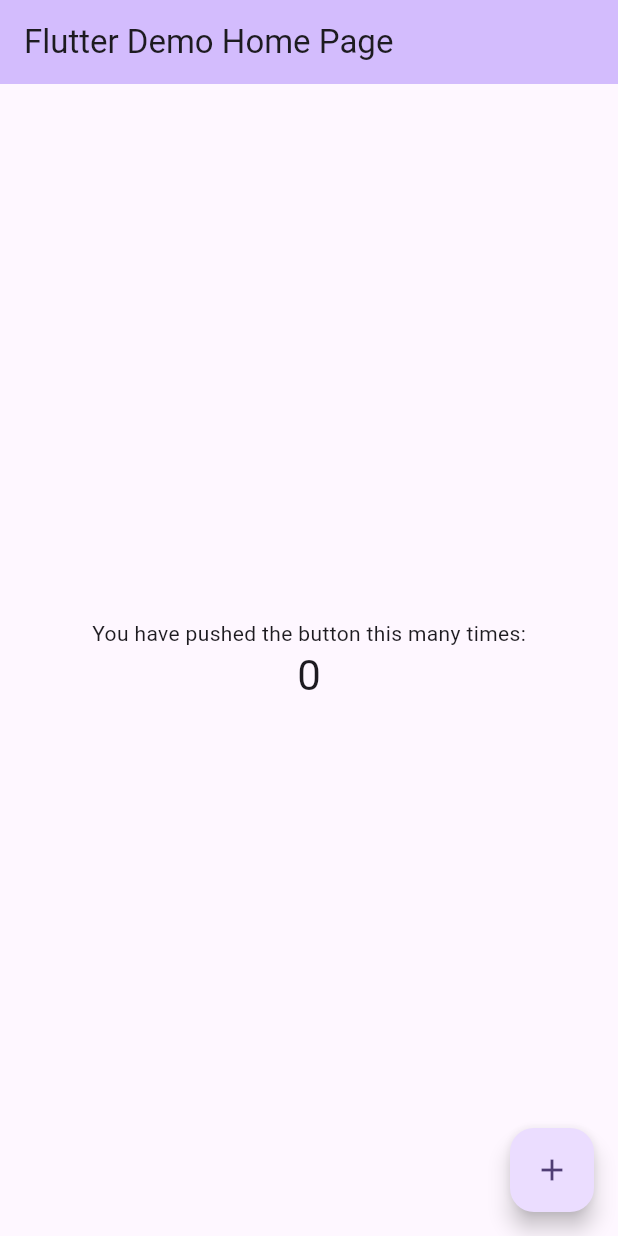
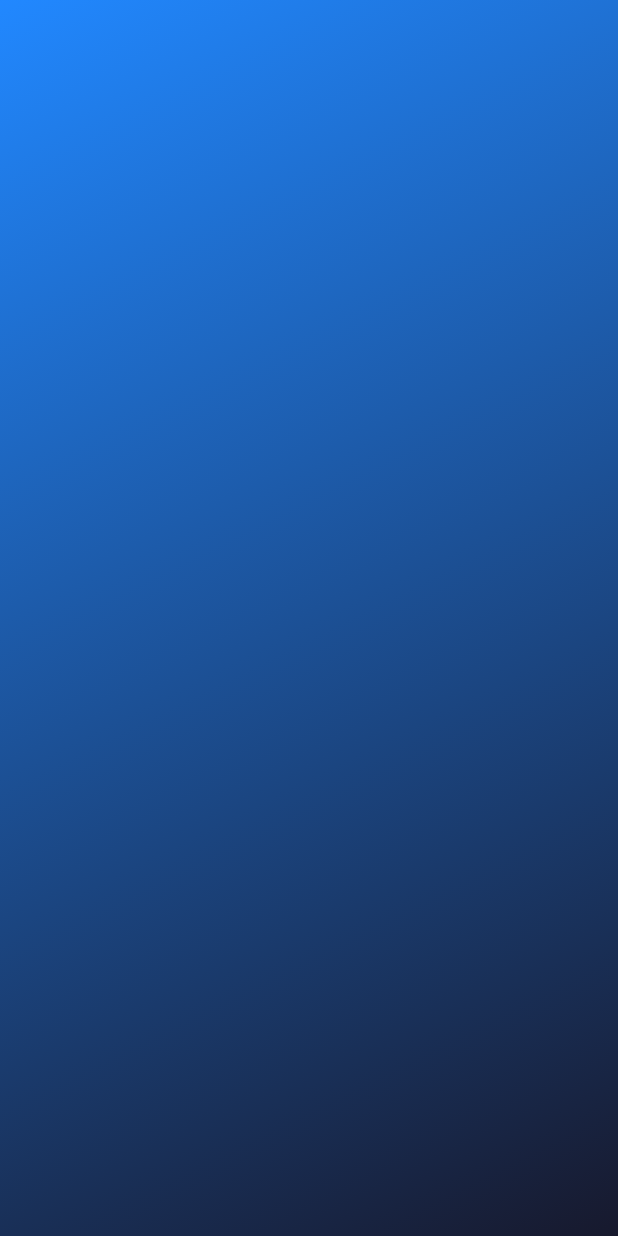
Before and after one commit to tganzerli/Mobile-Software-Engineer, a Flutter app: the screen it shows after launch, on a phone screen of 412 x 824 dp. Run offline on Flutter 3.47's test engine with Material 3 defaults, Android fonts, the phone set to English and light mode, and no system bars; our stand-ins replace dio; missing offline and left inert: auto_injector.

Commit message:
feat: start a view component and the splash page

```diff
--- /dev/null
+++ b/lib/app/app_widget_prod.dart
@@ -0,0 +1,21 @@
+import 'package:flutter/material.dart';
+
+import '../ui/ui.dart';
+import 'start_config_prod.dart';
+import 'view/splash/splash_page.dart';
+
+class AppWidget extends StatelessWidget {
+  const AppWidget({super.key});
+
+  @override
+  Widget build(BuildContext context) {
+    return MaterialApp(
+      debugShowCheckedModeBanner: false,
+      builder: StartConfig.instance,
+      theme: lightTheme(context),
+      routes: {
+        '/': (context) => const SplashPage(),
+      },
+    );
+  }
+}
--- /dev/null
+++ b/lib/app/start_config_prod.dart
@@ -0,0 +1,42 @@
+import 'package:flutter/material.dart';
+
+import '../ui/ui.dart';
+
+class StartConfig extends StatefulWidget {
+  final Widget? child;
+
+  const StartConfig({super.key, this.child});
+
+  static StartConfig instance(BuildContext context, Widget? child) {
+    return StartConfig(child: child);
+  }
+
+  @override
+  State<StartConfig> createState() => _StartConfigState();
+}
+
+class _StartConfigState extends State<StartConfig> {
+  Future<void> addInterceptors() async {}
+
+  @override
+  void initState() {
+    super.initState();
+    addInterceptors();
+  }
+
+  @override
+  Widget build(BuildContext context) {
+    final colors = UiColors.of(context);
+    return widget.child ??
+        Container(
+          height: MediaQuery.of(context).size.height,
+          width: MediaQuery.of(context).size.width,
+          decoration: BoxDecoration(
+              gradient: LinearGradient(
+            begin: Alignment.topLeft,
+            end: Alignment.bottomRight,
+            colors: [colors.primary, colors.secondary],
+          )),
+        );
+  }
+}
--- /dev/null
+++ b/lib/app/view/splash/splash_constants.dart
@@ -0,0 +1,10 @@
+class SplashTextConstants {
+  static InternetBlockSplashTextConstants internetBlock =
+      InternetBlockSplashTextConstants();
+}
+
+class InternetBlockSplashTextConstants {
+  String title = 'Erro ao conectar';
+  String subTitle = 'Não conseguimos detectar uma conexão com a internet.';
+  String buttonLabel = 'Tentar novamente';
+}
--- /dev/null
+++ b/lib/app/view/splash/splash_page.dart
@@ -0,0 +1,66 @@
+import 'package:flutter/material.dart';
+import 'package:mobile_software_engineer/injector.dart';
+import 'package:mobile_software_engineer/ui/ui.dart';
+
+import 'splash_view_model.dart';
+import 'splash_states.dart';
+import 'widget/internet_block_widget.dart';
+
+class SplashPage extends StatefulWidget {
+  const SplashPage({super.key});
+
+  @override
+  State<SplashPage> createState() => _SplashPageState();
+}
+
+class _SplashPageState extends State<SplashPage> {
+  final controller = injector.get<SplashViewModels>();
+
+  void listener() {
+    SplashState state = controller.state;
+    if (state is SplashInternetBlock) {
+      InternetBlockSplashWidget(
+        context,
+        retryFunc: controller.initEvent,
+      );
+    }
+    if (state is SplashSuccess) {
+      // Go to Menu
+    }
+  }
+
+  @override
+  void initState() {
+    super.initState();
+    controller.initEvent();
+    controller.addListener(listener);
+  }
+
+  @override
+  void dispose() {
+    controller.removeListener(listener);
+    super.dispose();
+  }
+
+  @override
+  void didChangeDependencies() {
+    super.didChangeDependencies();
+  }
+
+  @override
+  Widget build(BuildContext context) {
+    final size = MediaQuery.of(context).size;
+    final colors = UiColors.of(context);
+
+    return Container(
+      height: size.height,
+      width: size.width,
+      decoration: BoxDecoration(
+          gradient: LinearGradient(
+        begin: Alignment.topLeft,
+        end: Alignment.bottomRight,
+        colors: [colors.primary, colors.secondary],
+      )),
+    );
+  }
+}
--- /dev/null
+++ b/lib/app/view/splash/splash_states.dart
@@ -0,0 +1,19 @@
+import 'package:mobile_software_engineer/core/core.dart';
+
+abstract class SplashState implements ViewState {
+  SplashState();
+
+  SplashInternetBlock internetBlock() {
+    return SplashInternetBlock();
+  }
+
+  SplashSuccess success() {
+    return SplashSuccess();
+  }
+}
+
+final class SplashInitial extends SplashState {}
+
+final class SplashInternetBlock extends SplashState {}
+
+final class SplashSuccess extends SplashState {}
--- /dev/null
+++ b/lib/app/view/splash/splash_view_model.dart
@@ -0,0 +1,25 @@
+import 'package:mobile_software_engineer/app/features/check_internet/domain/usecases/check_internet_usecase.dart';
+import 'package:mobile_software_engineer/core/core.dart';
+
+import 'splash_states.dart';
+
+class SplashViewModels extends ViewModel<SplashState> {
+  final CheckInternetUseCase checkInternetUseCase;
+  SplashViewModels({
+    required this.checkInternetUseCase,
+  }) : super(SplashInitial());
+
+  Future<void> initEvent() async {
+    await Future.delayed(const Duration(seconds: 2));
+    final checkInternet = await checkInternetUseCase();
+
+    checkInternet.fold(
+      (internetException) {
+        emit(state.internetBlock());
+      },
+      (hasInternet) {
+        emit(state.success());
+      },
+    );
+  }
+}
--- a/lib/injector.dart
+++ b/lib/injector.dart
@@ -2,6 +2,7 @@ import 'package:auto_injector/auto_injector.dart';
 
 import 'app/features/company/company.dart';
 import 'app/features/tree_element/tree_element.dart';
+import 'app/view/splash/splash_module.dart';
 import 'core/core.dart';
 import 'ui/ui.dart';
 
@@ -13,5 +14,8 @@ final injector = AutoInjector(on: (i) {
   i.addInjector(companyFeature);
   i.addInjector(treeElementFeature);
 
+  //views
+  i.addInjector(splashModule);
+
   i.commit();
 });
--- a/lib/main.dart
+++ /dev/null
@@ -1,125 +0,0 @@
-import 'package:flutter/material.dart';
-
-void main() {
-  runApp(const MyApp());
-}
-
-class MyApp extends StatelessWidget {
-  const MyApp({super.key});
-
-  // This widget is the root of your application.
-  @override
-  Widget build(BuildContext context) {
-    return MaterialApp(
-      title: 'Flutter Demo',
-      theme: ThemeData(
-        // This is the theme of your application.
-        //
-        // TRY THIS: Try running your application with "flutter run". You'll see
-        // the application has a purple toolbar. Then, without quitting the app,
-        // try changing the seedColor in the colorScheme below to Colors.green
-        // and then invoke "hot reload" (save your changes or press the "hot
-        // reload" button in a Flutter-supported IDE, or press "r" if you used
-        // the command line to start the app).
-        //
-        // Notice that the counter didn't reset back to zero; the application
-        // state is not lost during the reload. To reset the state, use hot
-        // restart instead.
-        //
-        // This works for code too, not just values: Most code changes can be
-        // tested with just a hot reload.
-        colorScheme: ColorScheme.fromSeed(seedColor: Colors.deepPurple),
-        useMaterial3: true,
-      ),
-      home: const MyHomePage(title: 'Flutter Demo Home Page'),
-    );
-  }
-}
-
-class MyHomePage extends StatefulWidget {
-  const MyHomePage({super.key, required this.title});
-
-  // This widget is the home page of your application. It is stateful, meaning
-  // that it has a State object (defined below) that contains fields that affect
-  // how it looks.
-
-  // This class is the configuration for the state. It holds the values (in this
-  // case the title) provided by the parent (in this case the App widget) and
-  // used by the build method of the State. Fields in a Widget subclass are
-  // always marked "final".
-
-  final String title;
-
-  @override
-  State<MyHomePage> createState() => _MyHomePageState();
-}
-
-class _MyHomePageState extends State<MyHomePage> {
-  int _counter = 0;
-
-  void _incrementCounter() {
-    setState(() {
-      // This call to setState tells the Flutter framework that something has
-      // changed in this State, which causes it to rerun the build method below
-      // so that the display can reflect the updated values. If we changed
-      // _counter without calling setState(), then the build method would not be
-      // called again, and so nothing would appear to happen.
-      _counter++;
-    });
-  }
-
-  @override
-  Widget build(BuildContext context) {
-    // This method is rerun every time setState is called, for instance as done
-    // by the _incrementCounter method above.
-    //
-    // The Flutter framework has been optimized to make rerunning build methods
-    // fast, so that you can just rebuild anything that needs updating rather
-    // than having to individually change instances of widgets.
-    return Scaffold(
-      appBar: AppBar(
-        // TRY THIS: Try changing the color here to a specific color (to
-        // Colors.amber, perhaps?) and trigger a hot reload to see the AppBar
-        // change color while the other colors stay the same.
-        backgroundColor: Theme.of(context).colorScheme.inversePrimary,
-        // Here we take the value from the MyHomePage object that was created by
-        // the App.build method, and use it to set our appbar title.
-        title: Text(widget.title),
-      ),
-      body: Center(
-        // Center is a layout widget. It takes a single child and positions it
-        // in the middle of the parent.
-        child: Column(
-          // Column is also a layout widget. It takes a list of children and
-          // arranges them vertically. By default, it sizes itself to fit its
-          // children horizontally, and tries to be as tall as its parent.
-          //
-          // Column has various properties to control how it sizes itself and
-          // how it positions its children. Here we use mainAxisAlignment to
-          // center the children vertically; the main axis here is the vertical
-          // axis because Columns are vertical (the cross axis would be
-          // horizontal).
-          //
-          // TRY THIS: Invoke "debug painting" (choose the "Toggle Debug Paint"
-          // action in the IDE, or press "p" in the console), to see the
-          // wireframe for each widget.
-          mainAxisAlignment: MainAxisAlignment.center,
-          children: <Widget>[
-            const Text(
-              'You have pushed the button this many times:',
-            ),
-            Text(
-              '$_counter',
-              style: Theme.of(context).textTheme.headlineMedium,
-            ),
-          ],
-        ),
-      ),
-      floatingActionButton: FloatingActionButton(
-        onPressed: _incrementCounter,
-        tooltip: 'Increment',
-        child: const Icon(Icons.add),
-      ), // This trailing comma makes auto-formatting nicer for build methods.
-    );
-  }
-}
```
Also changed, not shown: lib/app/view/splash/splash_module.dart (added, +10 -0 lines), lib/app/view/splash/widget/internet_block_widget.dart (added, +32 -0 lines), lib/main_prod.dart (added, +14 -0 lines), 2 other files.
